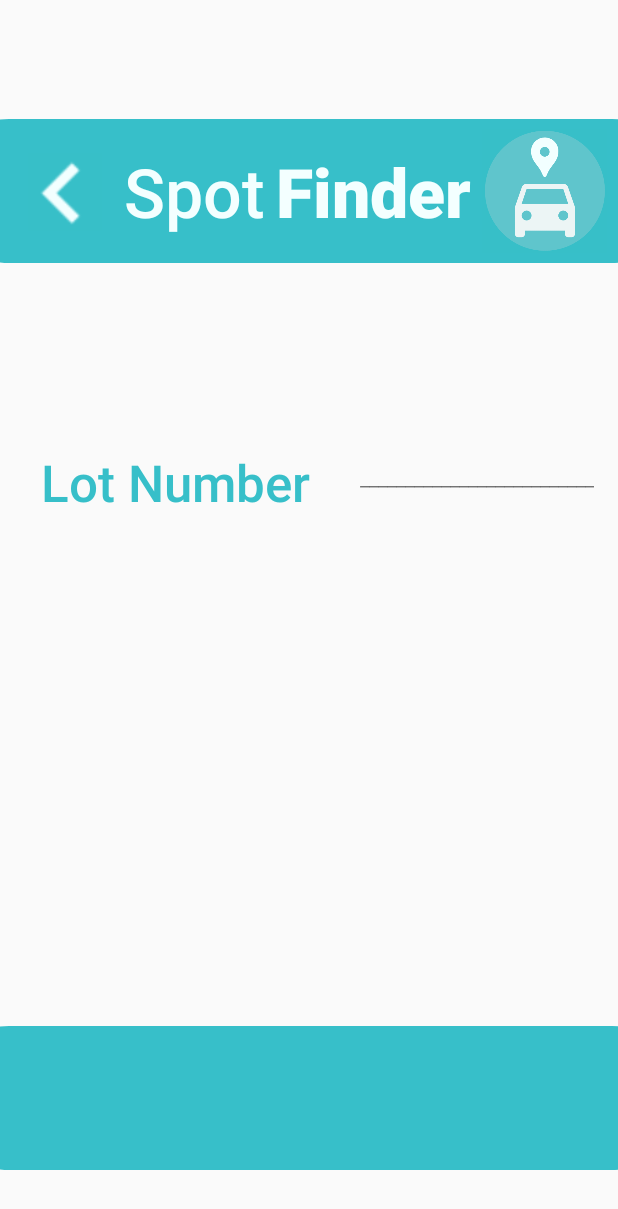
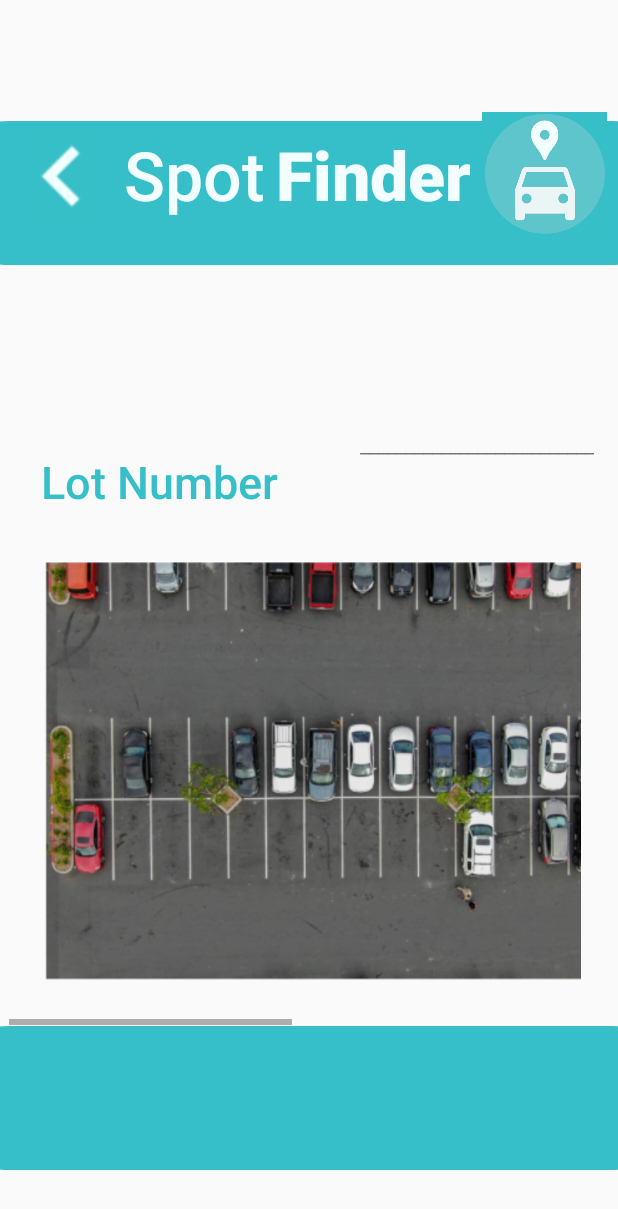
Before and after one commit to yaboinaty/HumanComputerInteraction, an Android app: the LotActivity screen opened directly, with no data from a screen before it, on a phone screen of 412 x 824 dp. Shown: the top 1209 px of the screen. Run offline under Robolectric (Android 15) with nearby library versions, the phone set to English and light mode, and no system bars.

Commit message:
Completed image swiping on lot screen. Need to implement space detection.

```diff
--- a/app/src/main/res/layout/activity_lot.xml
+++ b/app/src/main/res/layout/activity_lot.xml
@@ -88,14 +88,14 @@
 
     <TextView
         android:id="@+id/lotLabel"
-        android:layout_width="wrap_content"
-        android:layout_height="wrap_content"
+        android:layout_width="179dp"
+        android:layout_height="43dp"
         android:layout_marginStart="27dp"
         android:layout_marginBottom="480dp"
         android:fontFamily="sans-serif-medium"
         android:text="Lot Number"
         android:textColor="#37BFC9"
-        android:textSize="34sp"
+        android:textSize="30sp"
         app:layout_constraintBottom_toBottomOf="parent"
         app:layout_constraintEnd_toStartOf="@+id/lineLabel"
         app:layout_constraintHorizontal_bias="0.0"
@@ -105,11 +105,52 @@
         android:id="@+id/lineLabel"
         android:layout_width="0dp"
         android:layout_height="wrap_content"
+        android:layout_marginTop="87dp"
         android:layout_marginEnd="16dp"
         android:layout_marginBottom="496dp"
         android:text="__________________________"
         app:layout_constraintBottom_toBottomOf="parent"
-        app:layout_constraintEnd_toEndOf="parent" />
+        app:layout_constraintEnd_toEndOf="parent"
+        app:layout_constraintTop_toBottomOf="@+id/bannerImg" />
+
+    <HorizontalScrollView
+        android:layout_width="400dp"
+        android:layout_height="339dp"
+        android:layout_marginBottom="1dp"
+        android:fillViewport="true"
+        app:layout_constraintBottom_toTopOf="@+id/bgBannerImg"
+        app:layout_constraintEnd_toEndOf="parent"
+        app:layout_constraintStart_toStartOf="parent"
+        app:layout_constraintTop_toBottomOf="@+id/lotLabel">
+
+        <androidx.constraintlayout.widget.ConstraintLayout
+            android:layout_width="wrap_content"
+            android:layout_height="wrap_content">
+
+
+            <ImageView
+                android:id="@+id/lotImg1"
+                android:layout_width="357dp"
+                android:layout_height="339dp"
+                android:layout_marginStart="24dp"
+                android:contentDescription="Swipe to view parking lot."
+                android:src="@drawable/parking"
+                app:layout_constraintStart_toStartOf="parent"
+                app:layout_constraintTop_toTopOf="parent" />
+
+            <ImageView
+                android:id="@+id/lotImg2"
+                android:layout_width="357dp"
+                android:layout_height="339dp"
+                android:layout_marginStart="108dp"
+                android:contentDescription="Swipe to view parking lot."
+                android:paddingRight="30dp"
+                android:src="@drawable/parking"
+                app:layout_constraintStart_toEndOf="@id/lotImg1"
+                app:layout_constraintTop_toTopOf="parent" />
+
+        </androidx.constraintlayout.widget.ConstraintLayout>
+    </HorizontalScrollView>
 
 
 </androidx.constraintlayout.widget.ConstraintLayout>
```
